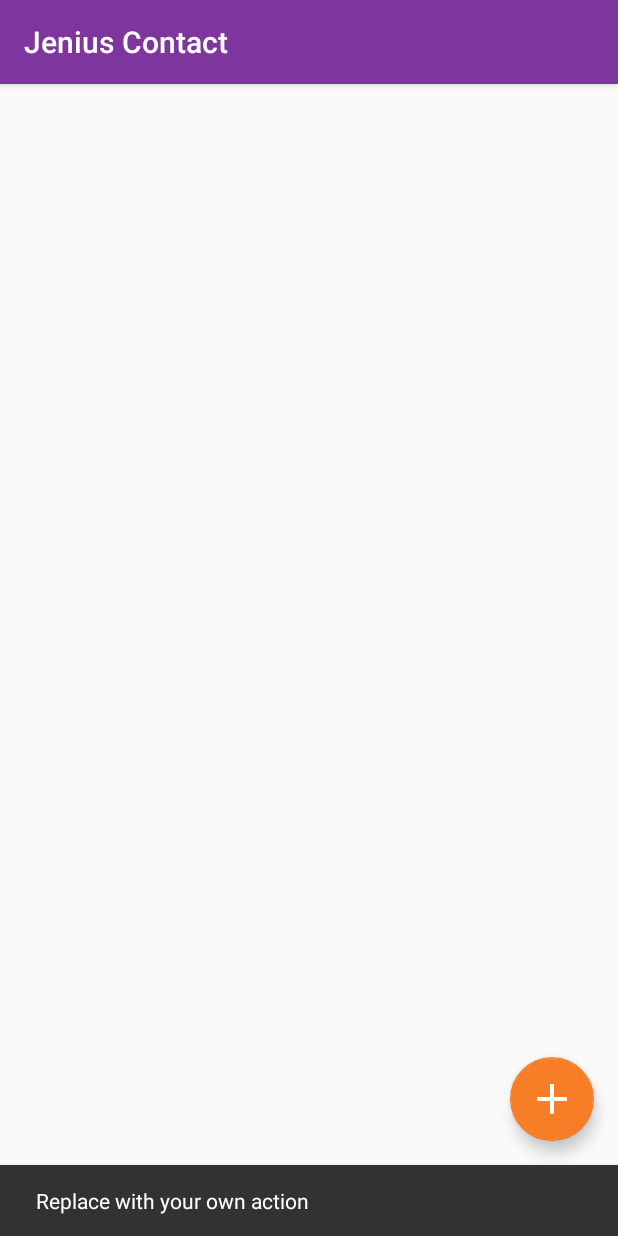
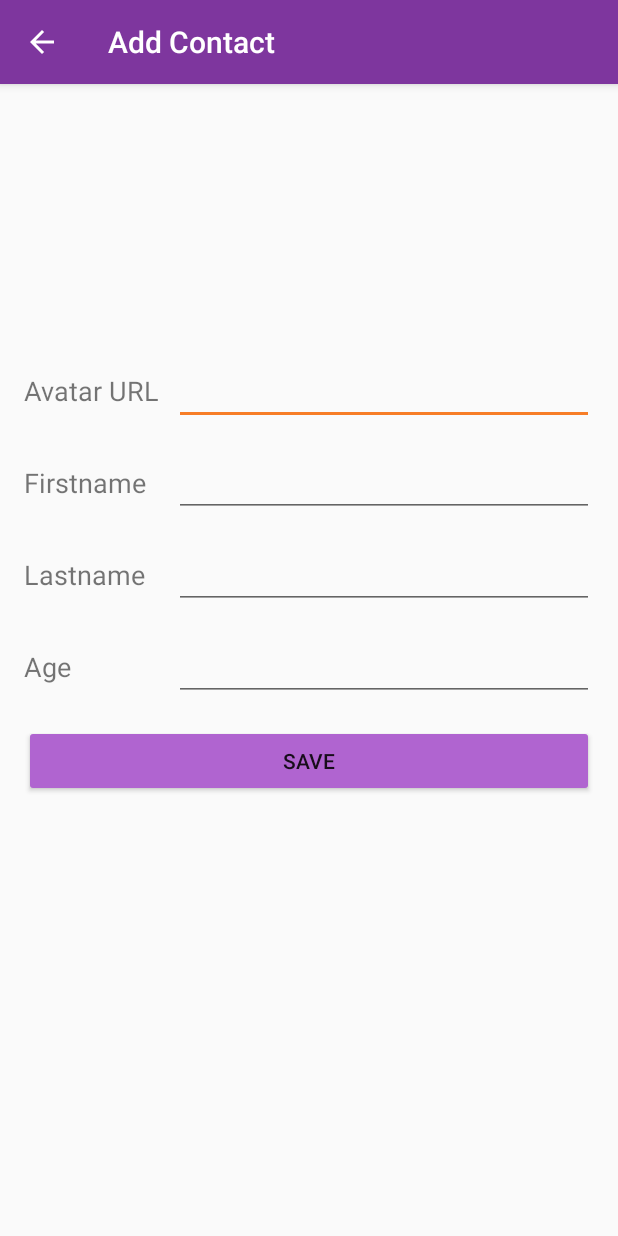
Before and after one commit to rezkyatinnov/jenius-contact-android, an Android app: the screen it shows after launch (MainActivity before the commit, AddContactActivity after it), after a tap on an icon or button, on a phone screen of 412 x 824 dp. Run offline under Robolectric (Android 15) with nearby library versions, the phone set to English and light mode, and no system bars; our stand-ins replace Dagger/Hilt's generated code, data binding; libraries missing offline, so code that uses them is left out: com.jakewharton.retrofit2; pictures from the network do not load; 8 statements that could not run were skipped.

Commit message:
add new contact feature

```diff
--- a/app/src/main/java/com/rezkyatinnov/jeniuscontact/injection/AppComponent.kt
+++ b/app/src/main/java/com/rezkyatinnov/jeniuscontact/injection/AppComponent.kt
@@ -1,6 +1,8 @@
 package com.rezkyatinnov.jeniuscontact.injection
 
 import com.rezkyatinnov.jeniuscontact.restapi.RestapiModule
+import com.rezkyatinnov.jeniuscontact.ui.addcontact.AddContactActivity
+import com.rezkyatinnov.jeniuscontact.ui.addcontact.AddContactViewModel
 import com.rezkyatinnov.jeniuscontact.ui.detail.DetailActivity
 import com.rezkyatinnov.jeniuscontact.ui.detail.DetailViewModel
 import com.rezkyatinnov.jeniuscontact.ui.main.MainActivity
@@ -22,6 +24,9 @@ interface AppComponent {
     fun inject(activity: DetailActivity)
     fun inject(viewModel: DetailViewModel)
 
+    fun inject(activity: AddContactActivity)
+    fun inject(viewModel: AddContactViewModel)
+
     @Component.Builder
     interface Builder {
         fun build(): AppComponent
--- a/app/src/main/java/com/rezkyatinnov/jeniuscontact/injection/ViewModelFactory.kt
+++ b/app/src/main/java/com/rezkyatinnov/jeniuscontact/injection/ViewModelFactory.kt
@@ -3,6 +3,8 @@ package com.rezkyatinnov.jeniuscontact.injection
 import androidx.appcompat.app.AppCompatActivity
 import androidx.lifecycle.ViewModel
 import androidx.lifecycle.ViewModelProvider
+import com.rezkyatinnov.jeniuscontact.ui.addcontact.AddContactActivity
+import com.rezkyatinnov.jeniuscontact.ui.addcontact.AddContactViewModel
 import com.rezkyatinnov.jeniuscontact.ui.detail.DetailActivity
 import com.rezkyatinnov.jeniuscontact.ui.detail.DetailViewModel
 import com.rezkyatinnov.jeniuscontact.ui.main.MainActivity
@@ -22,6 +24,9 @@ class ViewModelFactory @Inject constructor(var appCompatActivity: AppCompatActiv
         } else if(modelClass.isAssignableFrom(DetailViewModel::class.java)) {
             @Suppress("UNCHECKED_CAST")
             return DetailViewModel(appCompatActivity as DetailActivity) as T
+        } else if(modelClass.isAssignableFrom(AddContactViewModel::class.java)) {
+            @Suppress("UNCHECKED_CAST")
+            return AddContactViewModel(appCompatActivity as AddContactActivity) as T
         }
         throw IllegalArgumentException("Unknown ViewModel class")
 
--- a/app/src/main/java/com/rezkyatinnov/jeniuscontact/restapi/ApiServices.kt
+++ b/app/src/main/java/com/rezkyatinnov/jeniuscontact/restapi/ApiServices.kt
@@ -15,4 +15,7 @@ interface ApiServices {
 
     @GET(ApiUrl.CONTACT_BY_ID)
     fun getContact(@Path("id") id:String): Observable<Response<ApiResponse<Contact>>>
+
+    @POST(ApiUrl.CONTACT)
+    fun postContact(@Body contact: Contact): Observable<Response<ApiResponse<Void>>>
 }
--- a/app/src/main/java/com/rezkyatinnov/jeniuscontact/ui/BaseActivity.kt
+++ b/app/src/main/java/com/rezkyatinnov/jeniuscontact/ui/BaseActivity.kt
@@ -7,6 +7,7 @@ import com.rezkyatinnov.jeniuscontact.injection.AppComponent
 import com.rezkyatinnov.jeniuscontact.injection.AppModule
 import com.rezkyatinnov.jeniuscontact.injection.DaggerAppComponent
 import com.rezkyatinnov.jeniuscontact.restapi.RestapiModule
+import com.rezkyatinnov.jeniuscontact.ui.addcontact.AddContactActivity
 import com.rezkyatinnov.jeniuscontact.ui.detail.DetailActivity
 import com.rezkyatinnov.jeniuscontact.ui.main.MainActivity
 
@@ -34,6 +35,7 @@ open class BaseActivity : AppCompatActivity() {
         when (this) {
             is MainActivity -> appComponent.inject(this)
             is DetailActivity -> appComponent.inject(this)
+            is AddContactActivity -> appComponent.inject(this)
         }
     }
 }
--- a/app/src/main/java/com/rezkyatinnov/jeniuscontact/ui/BaseViewModel.kt
+++ b/app/src/main/java/com/rezkyatinnov/jeniuscontact/ui/BaseViewModel.kt
@@ -2,6 +2,7 @@ package com.rezkyatinnov.jeniuscontact.ui
 
 import androidx.lifecycle.ViewModel
 import com.rezkyatinnov.jeniuscontact.restapi.ApiServices
+import com.rezkyatinnov.jeniuscontact.ui.addcontact.AddContactViewModel
 import com.rezkyatinnov.jeniuscontact.ui.detail.DetailViewModel
 import com.rezkyatinnov.jeniuscontact.ui.main.MainViewModel
 import io.reactivex.disposables.CompositeDisposable
@@ -31,6 +32,7 @@ abstract class BaseViewModel(var baseActivity: BaseActivity):ViewModel(){
         when (this) {
             is MainViewModel -> baseActivity.appComponent.inject(this)
             is DetailViewModel -> baseActivity.appComponent.inject(this)
+            is AddContactViewModel -> baseActivity.appComponent.inject(this)
         }
     }
 
--- /dev/null
+++ b/app/src/main/java/com/rezkyatinnov/jeniuscontact/ui/addcontact/AddContactActivity.kt
@@ -0,0 +1,46 @@
+package com.rezkyatinnov.jeniuscontact.ui.addcontact
+
+import android.os.Bundle
+import android.view.MenuItem
+import androidx.databinding.DataBindingUtil
+import androidx.lifecycle.ViewModelProviders
+import com.rezkyatinnov.jeniuscontact.R
+import com.rezkyatinnov.jeniuscontact.databinding.ActivityAddContactBinding
+import com.rezkyatinnov.jeniuscontact.injection.ViewModelFactory
+import com.rezkyatinnov.jeniuscontact.ui.BaseActivity
+import kotlinx.android.synthetic.main.activity_add_contact.*
+import javax.inject.Inject as Inject1
+
+/**
+ * Created by rezkyatinnov on 13/06/2019.
+ */
+
+class AddContactActivity : BaseActivity() {
+    @Inject1
+    lateinit var viewModelFactory: ViewModelFactory
+
+    lateinit var binding: ActivityAddContactBinding
+    lateinit var viewModel: AddContactViewModel
+
+    override fun onCreate(savedInstanceState: Bundle?) {
+        super.onCreate(savedInstanceState)
+        binding = DataBindingUtil.setContentView(this,R.layout.activity_add_contact)
+        setSupportActionBar(toolbar)
+        supportActionBar!!.setHomeButtonEnabled(true)
+        supportActionBar!!.setDisplayHomeAsUpEnabled(true)
+
+        viewModel = ViewModelProviders.of(this, viewModelFactory).get(AddContactViewModel::class.java)
+        binding.viewModel = viewModel
+
+    }
+
+    override fun onOptionsItemSelected(item: MenuItem): Boolean {
+        when (item.itemId) {
+            android.R.id.home -> {
+                super.onBackPressed()
+                return true
+            }
+        }
+        return super.onOptionsItemSelected(item)
+    }
+}
--- a/app/src/main/java/com/rezkyatinnov/jeniuscontact/ui/main/MainActivity.kt
+++ b/app/src/main/java/com/rezkyatinnov/jeniuscontact/ui/main/MainActivity.kt
@@ -1,5 +1,6 @@
 package com.rezkyatinnov.jeniuscontact.ui.main
 
+import android.content.Intent
 import android.os.Bundle
 import android.view.Menu
 import android.view.MenuItem
@@ -10,6 +11,7 @@ import com.rezkyatinnov.jeniuscontact.R
 import com.rezkyatinnov.jeniuscontact.databinding.ActivityMainBinding
 import com.rezkyatinnov.jeniuscontact.injection.ViewModelFactory
 import com.rezkyatinnov.jeniuscontact.ui.BaseActivity
+import com.rezkyatinnov.jeniuscontact.ui.addcontact.AddContactActivity
 import kotlinx.android.synthetic.main.activity_main.*
 import javax.inject.Inject
 
@@ -33,8 +35,8 @@ class MainActivity : BaseActivity() {
         binding.viewModel = viewModel
 
         fab.setOnClickListener { view ->
-            Snackbar.make(view, "Replace with your own action", Snackbar.LENGTH_LONG)
-                .setAction("Action", null).show()
+            val intent = Intent(this@MainActivity,AddContactActivity::class.java)
+            startActivity(intent)
         }
     }
 }
--- /dev/null
+++ b/app/src/main/res/layout/activity_add_contact.xml
@@ -0,0 +1,150 @@
+<?xml version="1.0" encoding="utf-8"?>
+<layout xmlns:android="http://schemas.android.com/apk/res/android"
+    xmlns:app="http://schemas.android.com/apk/res-auto"
+    xmlns:tools="http://schemas.android.com/tools">
+
+    <data>
+
+        <variable
+            name="viewModel"
+            type="com.rezkyatinnov.jeniuscontact.ui.addcontact.AddContactViewModel" />
+    </data>
+
+    <LinearLayout
+        android:layout_width="match_parent"
+        android:layout_height="match_parent"
+        android:orientation="vertical">
+
+        <com.google.android.material.appbar.AppBarLayout
+            android:layout_height="wrap_content"
+            android:layout_width="match_parent"
+            android:theme="@style/AppTheme.AppBarOverlay">
+
+            <androidx.appcompat.widget.Toolbar
+                android:id="@+id/toolbar"
+                android:layout_width="match_parent"
+                android:layout_height="?attr/actionBarSize"
+                android:background="?attr/colorPrimary"
+                app:popupTheme="@style/AppTheme.PopupOverlay"/>
+
+        </com.google.android.material.appbar.AppBarLayout>
+        <ScrollView
+            android:layout_width="match_parent"
+            android:layout_height="match_parent">
+
+            <LinearLayout
+                android:layout_width="match_parent"
+                android:layout_height="match_parent"
+                android:gravity="center_horizontal"
+                android:orientation="vertical"
+                android:padding="@dimen/activity_horizontal_margin">
+
+                <ImageView
+                    android:layout_width="150dp"
+                    android:layout_height="150dp"
+                    android:contentDescription="@null"
+                    app:mutableImageUrl="@{viewModel.avatar}"
+                    tools:srcCompat="@tools:sample/avatars" />
+
+                <LinearLayout
+                    android:layout_width="match_parent"
+                    android:layout_height="wrap_content"
+                    android:layout_marginTop="@dimen/activity_vertical_margin"
+                    android:orientation="horizontal">
+
+                    <TextView
+                        android:layout_width="100dp"
+                        android:layout_height="wrap_content"
+                        android:text="@string/avatar_url"
+                        android:textSize="18sp" />
+
+                    <EditText
+                        android:layout_width="0dp"
+                        android:layout_height="wrap_content"
+                        android:layout_weight="1"
+                        android:imeOptions="actionNext"
+                        android:inputType="textUri"
+                        android:textSize="18sp"
+                        app:textChangedListener="@{viewModel.avatarTextChangeListener}" />
+                </LinearLayout>
+
+                <LinearLayout
+                    android:layout_width="match_parent"
+                    android:layout_height="wrap_content"
+                    android:layout_marginTop="@dimen/activity_vertical_margin"
+                    android:orientation="horizontal">
+
+                    <TextView
+                        android:layout_width="100dp"
+                        android:layout_height="wrap_content"
+                        android:text="@string/firstname"
+                        android:textSize="18sp" />
+
+                    <EditText
+                        android:layout_width="0dp"
+                        android:layout_height="wrap_content"
+                        android:layout_weight="1"
+                        android:imeOptions="actionNext"
+                        android:inputType="textPersonName"
+                        android:textSize="18sp"
+                        app:textChangedListener="@{viewModel.firstnameTextChangeListener}" />
+                </LinearLayout>
+
+                <LinearLayout
+                    android:layout_width="match_parent"
+                    android:layout_height="wrap_content"
+                    android:layout_marginTop="@dimen/activity_vertical_margin"
+                    android:orientation="horizontal">
+
+                    <TextView
+                        android:layout_width="100dp"
+                        android:layout_height="wrap_content"
+                        android:text="@string/lastname"
+                        android:textSize="18sp" />
+
+                    <EditText
+                        android:layout_width="0dp"
+                        android:layout_height="wrap_content"
+                        android:layout_weight="1"
+                        android:imeOptions="actionNext"
+                        android:inputType="textPersonName"
+                        android:textSize="18sp"
+                        app:textChangedListener="@{viewModel.lastnameTextChangeListener}" />
+                </LinearLayout>
+
+                <LinearLayout
+                    android:layout_width="match_parent"
+                    android:layout_height="wrap_content"
+                    android:layout_marginTop="@dimen/activity_vertical_margin"
+                    android:orientation="horizontal">
+
+                    <TextView
+                        android:layout_width="100dp"
+                        android:layout_height="wrap_content"
+                        android:text="@string/age"
+                        android:textSize="18sp" />
+
+                    <EditText
+                        android:layout_width="0dp"
+                        android:layout_height="wrap_content"
+                        android:layout_weight="1"
+                        android:imeOptions="actionDone"
+                        android:inputType="number"
+                        android:textSize="18sp"
+                        app:textChangedListener="@{viewModel.ageTextChangeListener}" />
+                </LinearLayout>
+
+                <Button
+                    android:layout_width="match_parent"
+                    android:layout_height="wrap_content"
+                    android:layout_marginTop="@dimen/activity_vertical_margin"
+                    android:backgroundTint="@color/colorPrimaryLight"
+                    android:text="@string/save"
+                    tools:ignore="UnusedAttribute"
+                    app:onClickListener="@{viewModel.onSaveClickListener}"/>
+
+            </LinearLayout>
+        </ScrollView>
+
+    </LinearLayout>
+</layout>
--- a/app/src/main/res/values/strings.xml
+++ b/app/src/main/res/values/strings.xml
@@ -7,4 +7,8 @@
     <string name="update">Update</string>
     <string name="delete">Delete</string>
     <string name="profile">Profile</string>
+    <string name="addcontact">Add Contact</string>
+    <string name="avatar_url">Avatar URL</string>
+    <string name="save">save</string>
+    <string name="fill_all_fields">Please fill all the fields!</string>
 </resources>
```
Also changed, not shown: app/src/main/AndroidManifest.xml (+5 -2 lines), app/src/main/java/com/rezkyatinnov/jeniuscontact/ui/addcontact/AddContactViewModel.kt (added, +132 -0 lines), app/src/main/res/layout/activity_detail.xml (line endings or trailing spaces).
